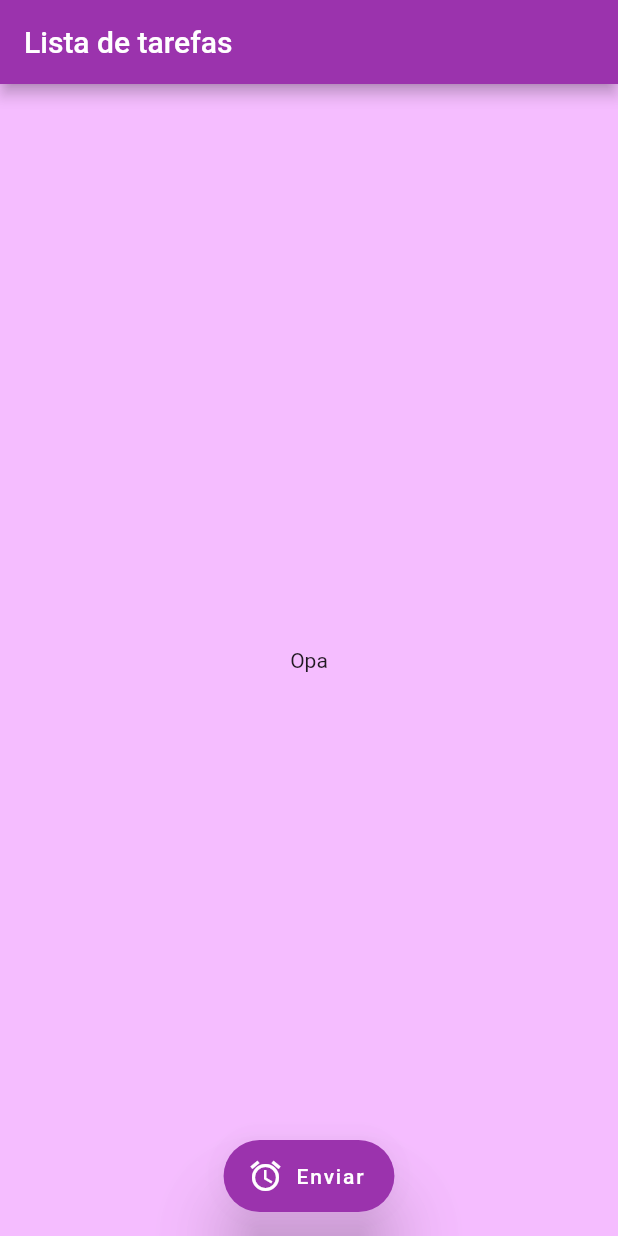
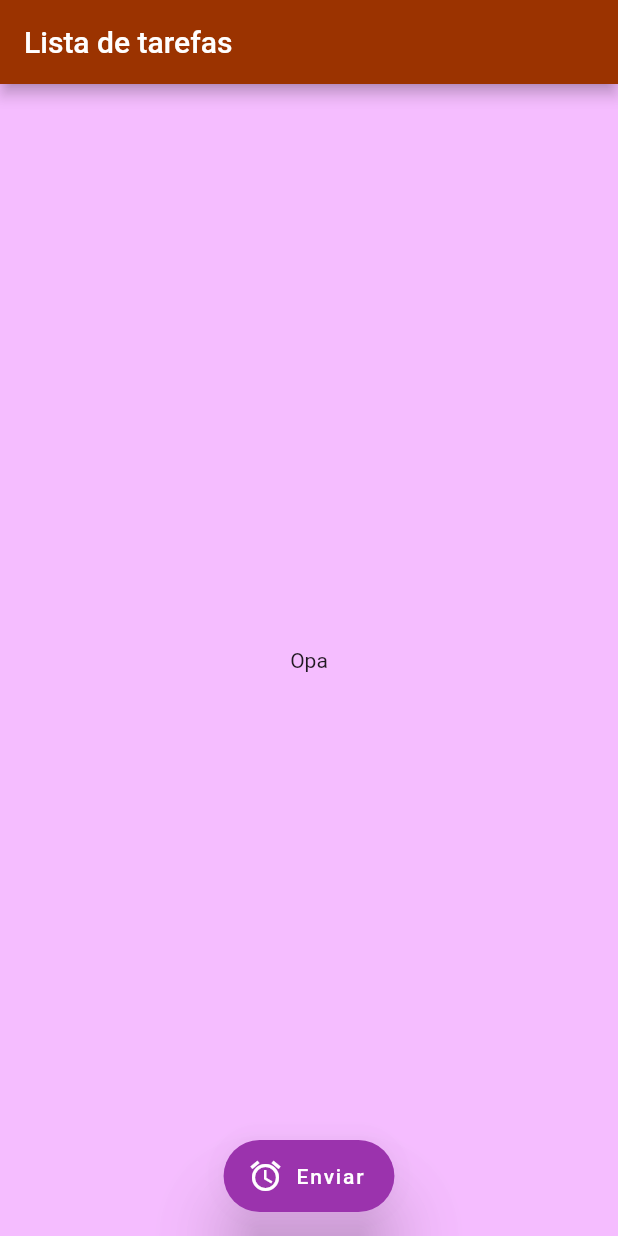
Before and after one commit to JocsaLemes/aula_show_dialog, a Flutter app: the screen it shows after launch, on a phone screen of 412 x 824 dp. Run offline on Flutter 3.47's test engine with Material 2 defaults, Android fonts, the phone set to English and light mode, and no system bars.

Commit message:
segundo commit

```diff
--- a/lib/pages/Home.dart
+++ b/lib/pages/Home.dart
@@ -13,7 +13,7 @@ class _MeuAppHomeState extends State<MeuAppHome> {
     return Scaffold(
       appBar: AppBar(
         title: const Text("Lista de tarefas"),
-        backgroundColor: Color.fromARGB(255, 155, 51, 173),
+        backgroundColor: Color.fromARGB(255, 155, 51, 0),
       ),
       backgroundColor: Color.fromRGBO(239, 145, 255, 0.599),
       body: const Center(
```
